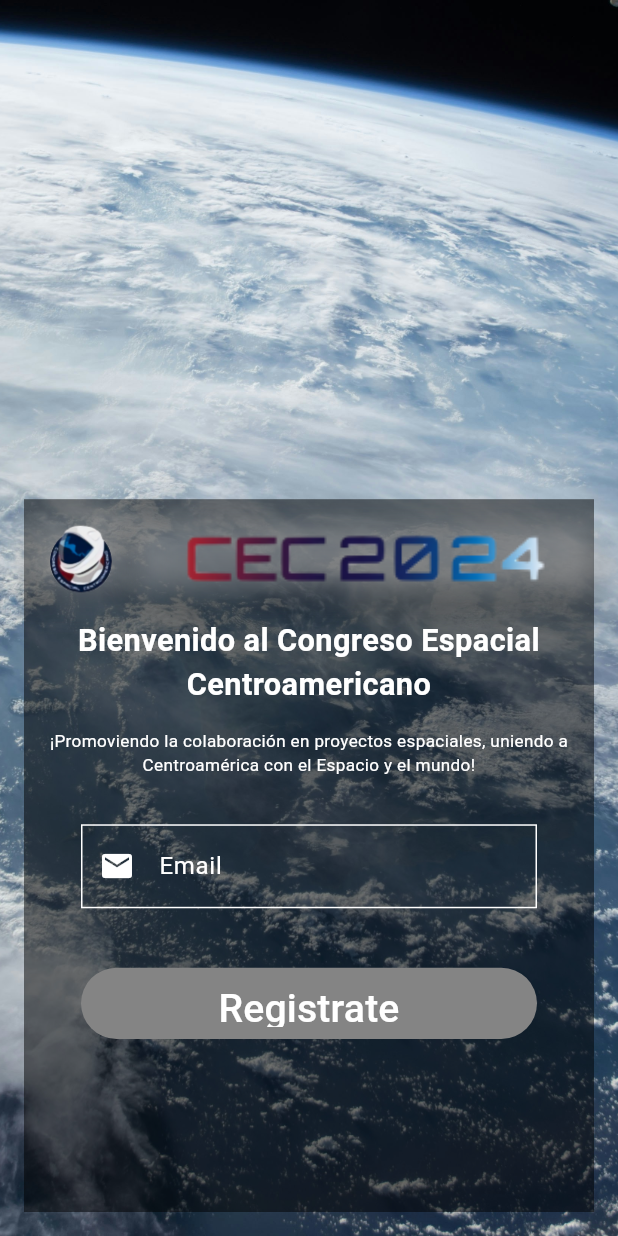
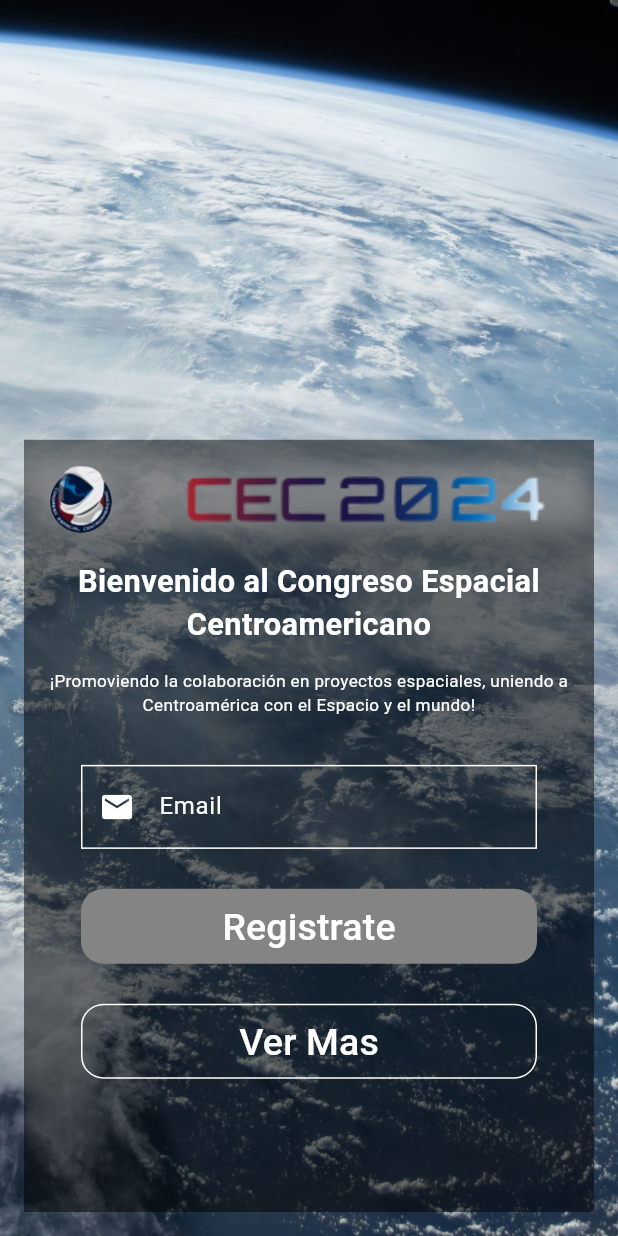
Before and after one commit to AGICE-CEC/app, a Flutter app: the screen it shows after launch, on a phone screen of 412 x 824 dp. Run offline on Flutter 3.47's test engine with Material 3 defaults, Android fonts, the phone set to English and light mode, and no system bars; our stand-ins replace font_awesome_flutter, shared_preferences; missing offline and left inert: webviewx_plus.

Commit message:
feat: Resize registration screen

```diff
--- a/agice_app/lib/screens/registration_screen.dart
+++ b/agice_app/lib/screens/registration_screen.dart
@@ -1,6 +1,7 @@
 import 'package:flutter/material.dart';
 import 'package:http/http.dart' as http;
 import 'package:shared_preferences/shared_preferences.dart';
+import 'package:url_launcher/url_launcher.dart';
 
 Future<bool> verificarEmail(String email) async {
   final url = Uri.parse(
@@ -19,6 +20,13 @@ Future<bool> verificarEmail(String email) async {
   }
 }
 
+Future<void> _launchURL(String url) async {
+  final Uri uri = Uri.parse(url);
+  if (!await launchUrl(uri, mode: LaunchMode.externalApplication)) {
+    throw Exception('Could not launch $url');
+  }
+}
+
 class RegistrationScreen extends StatefulWidget {
   const RegistrationScreen({super.key});
 
@@ -33,6 +41,7 @@ class _RegistrationScreen extends State<RegistrationScreen> {
   @override
   Widget build(BuildContext context) {
     return Scaffold(
+      backgroundColor: Colors.black,
       body: Stack(
         children: [
           Container(
@@ -43,15 +52,16 @@ class _RegistrationScreen extends State<RegistrationScreen> {
               ),
             ),
           ),
-          Padding(
+          SafeArea(
+            child: Padding(
               padding: const EdgeInsets.all(16.0),
               child: Align(
                 alignment: Alignment.bottomCenter,
                 child: LayoutBuilder(
                   builder: (context, constraints) {
-                  double containerHeight = constraints.maxHeight * 0.6;
+                    double containerHeight = constraints.maxHeight * 0.65;
                     if (containerHeight > 660) {
-                    containerHeight = 660;
+                      containerHeight = 680;
                     } else if (containerHeight < 450) {
                       containerHeight = 450;
                     } else if (containerHeight > 450 && containerHeight < 460) {
@@ -59,7 +69,6 @@ class _RegistrationScreen extends State<RegistrationScreen> {
                     }
 
                     return Container(
-                    margin: EdgeInsets.zero,
                       alignment: Alignment.topLeft,
                       color: Colors.black.withOpacity(0.5),
                       width: double.infinity,
@@ -76,7 +85,8 @@ class _RegistrationScreen extends State<RegistrationScreen> {
                                   height: constraints.maxHeight * 0.06,
                                   decoration: BoxDecoration(
                                     image: const DecorationImage(
-                                    image: AssetImage('assets/astronatua.png'),
+                                      image:
+                                          AssetImage('assets/astronatua.png'),
                                       fit: BoxFit.contain,
                                     ),
                                     boxShadow: [
@@ -144,6 +154,7 @@ class _RegistrationScreen extends State<RegistrationScreen> {
                           Form(
                             key: _formKey,
                             child: Column(
+                              mainAxisAlignment: MainAxisAlignment.spaceBetween,
                               children: <Widget>[
                                 SizedBox(
                                   width: constraints.maxWidth * 0.8,
@@ -151,10 +162,11 @@ class _RegistrationScreen extends State<RegistrationScreen> {
                                     controller: _emailController,
                                     keyboardType: TextInputType.emailAddress,
                                     decoration: const InputDecoration(
-                                    prefixIcon:
-                                        Icon(Icons.email, color: Colors.white),
+                                      prefixIcon: Icon(Icons.email,
+                                          color: Colors.white),
                                       labelText: 'Email',
-                                    labelStyle: TextStyle(color: Colors.white),
+                                      labelStyle:
+                                          TextStyle(color: Colors.white),
                                       hintText: 'Ingrese su email',
                                       hintStyle: TextStyle(color: Colors.white),
                                       enabledBorder: OutlineInputBorder(
@@ -166,7 +178,8 @@ class _RegistrationScreen extends State<RegistrationScreen> {
                                         borderSide:
                                             BorderSide(color: Colors.white),
                                       ),
-                                    errorStyle: TextStyle(color: Colors.white),
+                                      errorStyle:
+                                          TextStyle(color: Colors.white),
                                     ),
                                     validator: (value) {
                                       if (value == null || value.isEmpty) {
@@ -182,10 +195,10 @@ class _RegistrationScreen extends State<RegistrationScreen> {
                                     style: const TextStyle(color: Colors.white),
                                   ),
                                 ),
-                              SizedBox(height: constraints.maxHeight * 0.05),
+                                SizedBox(height: constraints.maxWidth * 0.07),
                                 SizedBox(
                                   width: constraints.maxWidth * 0.8,
-                                height: constraints.maxHeight * 0.06,
+                                  height: 50,
                                   child: TextButton(
                                     onPressed: () async {
                                       if (_formKey.currentState?.validate() ??
@@ -205,12 +218,46 @@ class _RegistrationScreen extends State<RegistrationScreen> {
                                     },
                                     style: TextButton.styleFrom(
                                       backgroundColor: const Color(0xFF848484),
+                                      shape: RoundedRectangleBorder(
+                                        borderRadius:
+                                            BorderRadius.circular(15.0),
                                       ),
-                                  child: Text(
+                                    ),
+                                    child: const Text(
                                       "Registrate",
                                       style: TextStyle(
                                         color: Colors.white,
-                                      fontSize: constraints.maxHeight * 0.033,
+                                        fontSize: 25,
+                                      ),
+                                    ),
+                                  ),
+                                ),
+                                SizedBox(height: constraints.maxWidth * 0.07),
+                                SafeArea(
+                                  child: SizedBox(
+                                    width: constraints.maxWidth * 0.8,
+                                    height: 50,
+                                    child: TextButton(
+                                      onPressed: () async {
+                                        _launchURL('https://cecspace.org');
+                                      },
+                                      style: TextButton.styleFrom(
+                                        backgroundColor: Colors.transparent,
+                                        side: const BorderSide(
+                                          color: Colors.white,
+                                          width: 1.0,
+                                        ),
+                                        shape: RoundedRectangleBorder(
+                                          borderRadius:
+                                              BorderRadius.circular(15.0),
+                                        ),
+                                      ),
+                                      child: const Text(
+                                        "Ver Mas",
+                                        style: TextStyle(
+                                          color: Colors.white,
+                                          fontSize: 25,
+                                        ),
                                       ),
                                     ),
                                   ),
@@ -226,6 +273,7 @@ class _RegistrationScreen extends State<RegistrationScreen> {
                 ),
               ),
             ),
+          ),
         ],
       ),
     );
```
Lines whose indentation alone changed are shown as unchanged.
